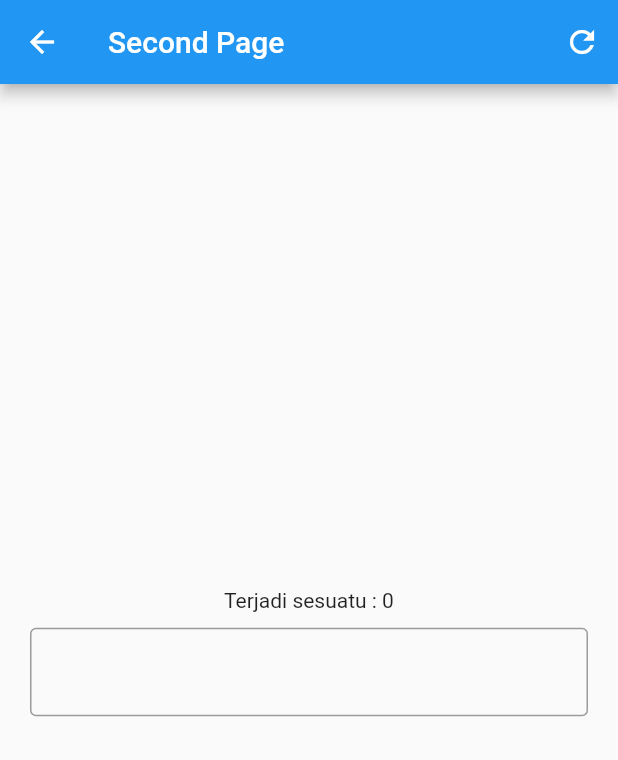
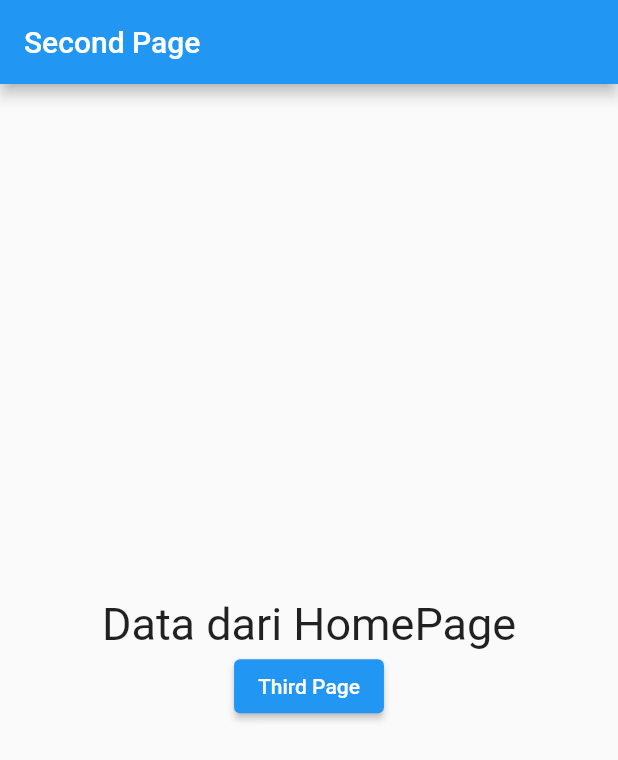
Before and after one commit to askaerlangga/belajar_flutter_dasar, a Flutter app: the screen it shows after launch, after a tap on "Next Page", on a phone screen of 412 x 824 dp. Shown: the top 760 px of the screen. Run offline on Flutter 3.47's test engine with Material 2 defaults, Android fonts, the phone set to English and light mode, and no system bars; our stand-ins replace get.

Commit message:
GetX Route without name

```diff
--- a/lib/controllers/text_field_controller.dart
+++ /dev/null
@@ -1,28 +0,0 @@
-import 'package:get/get.dart';
-import 'package:flutter/material.dart';
-
-class TextFieldController extends GetxController {
-  var count = 0.obs;
-  final textController = TextEditingController().obs;
-  void change() => count++;
-  void reset() {
-    count.value = 0;
-    textController.value.clear();
-  }
-
-  @override
-  void onInit() {
-    print('OnInit()');
-    // GetX WORKERS
-    // ever(count, (_) => print('Menjalankan sesuatu'));
-    // everAll([count], (_) => print('Menjalankan sesuatu'));
-    // once(count, (_) => print('Menjalankan'));
-    // debounce(count, (_) => print('Menjalankan setelah durasi'),
-    //     time: Duration(seconds: 3));
-    // interval(count, (_) => print('Menjalankan setelah durasi'),
-    //     time: Duration(seconds: 3));
-
-    // TODO: implement onInit
-    super.onInit();
-  }
-}
--- a/lib/screens/home_page.dart
+++ b/lib/screens/home_page.dart
@@ -15,7 +15,7 @@ class HomePage extends StatelessWidget {
         child: ElevatedButton(
           child: Text('Next Page'),
           onPressed: () {
-            Get.to(() => SecondPage());
+            Get.off(() => SecondPage(), arguments: 'Data dari HomePage');
           },
         ),
       ),
--- a/lib/screens/second_page.dart
+++ b/lib/screens/second_page.dart
@@ -1,45 +1,32 @@
-import 'package:belajar_flutter_dasar/controllers/text_field_controller.dart';
+import 'package:belajar_flutter_dasar/screens/third_page.dart';
 import 'package:flutter/material.dart';
 import 'package:get/get.dart';
 
 class SecondPage extends StatelessWidget {
-  final textFieldController = Get.put(TextFieldController());
   @override
   Widget build(BuildContext context) {
     return Scaffold(
       appBar: AppBar(
         title: Text('Second Page'),
-        actions: <Widget>[
-          IconButton(
-              onPressed: () {
-                textFieldController.reset();
-                // textFieldController.textController.clear();
-              },
-              icon: Icon(Icons.refresh))
-        ],
       ),
       body: Center(
-          child: Container(
-        padding: EdgeInsets.all(10),
         child: Column(
           mainAxisAlignment: MainAxisAlignment.center,
-          children: <Widget>[
-            Obx(() =>
-                Text('Terjadi sesuatu : ${textFieldController.count.value}')),
-            Container(
-              margin: EdgeInsets.all(10),
-              child: Obx(
-                () => TextField(
-                  controller: textFieldController.textController.value,
-                  onChanged: (_) => textFieldController.change(),
-                  decoration: const InputDecoration(
-                      border: OutlineInputBorder(borderSide: BorderSide())),
-                ),
-              ),
+          children: [
+            Text(
+              Get.arguments.toString(),
+              style: TextStyle(fontSize: 30),
+            ),
+            ElevatedButton(
+              child: Text('Third Page'),
+              onPressed: () async {
+                var data = await Get.to(() => ThirdPage());
+                print('Result dari ThirdPage : $data');
+              },
             ),
           ],
         ),
-      )),
+      ),
     );
   }
 }
```
Also changed, not shown: lib/screens/third_page.dart (added, +20 -0 lines).
